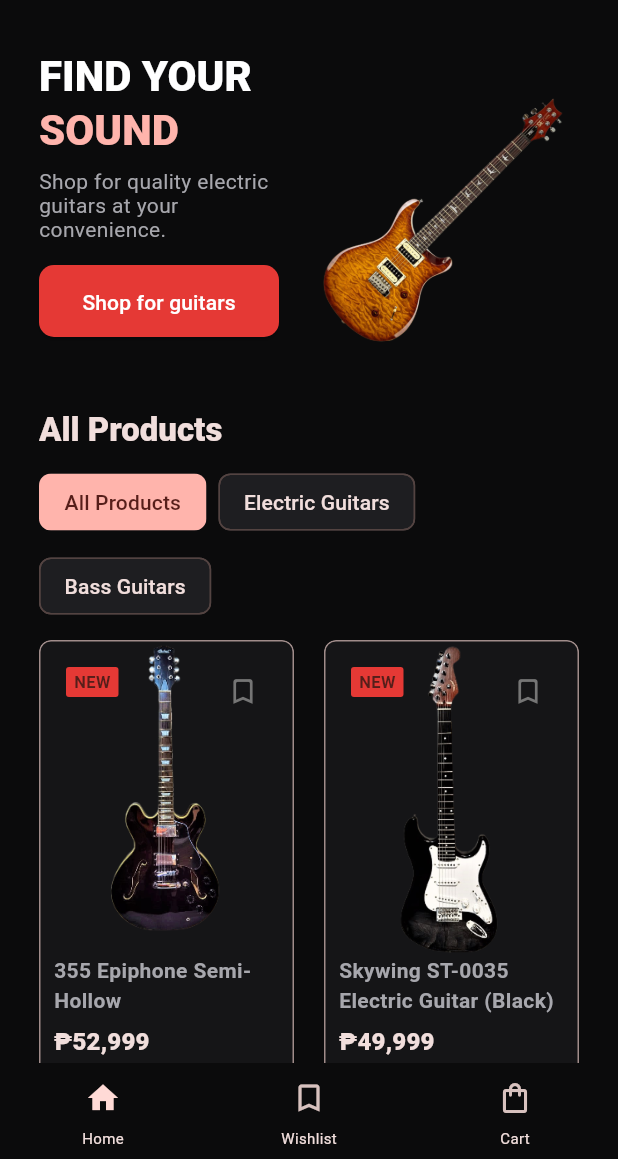
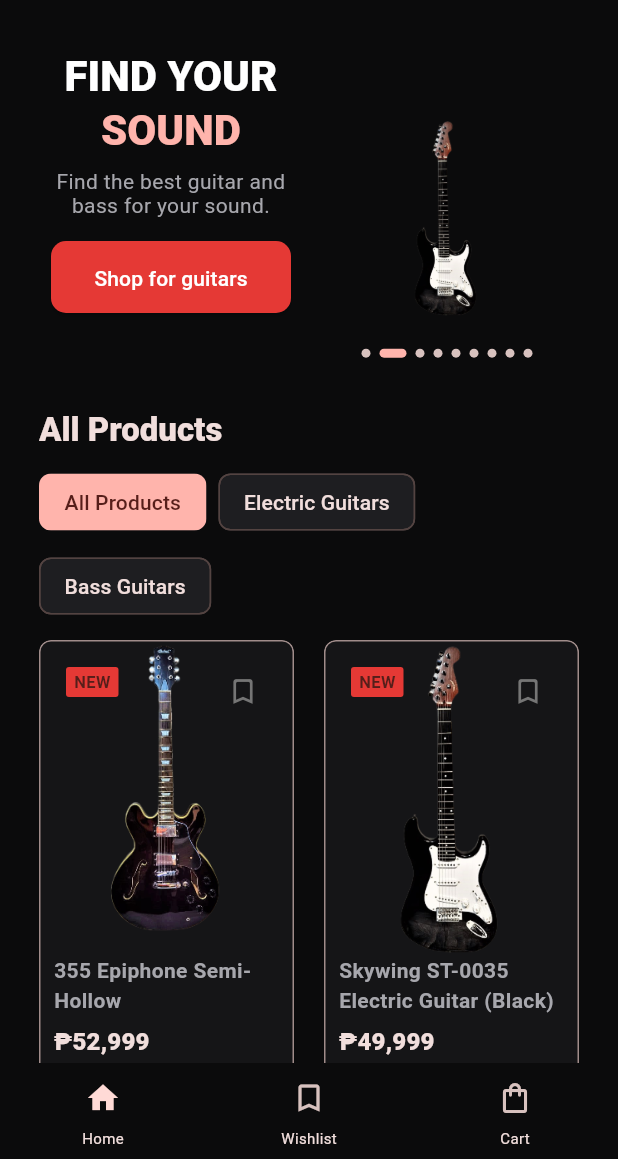
Before and after one commit to yelle15/Aventura-CS-Elective-2, a Flutter app: the screen it shows after launch, on a phone screen of 412 x 824 dp, the part 77-1236 px from its top. Run offline on Flutter 3.47's test engine with Material 3 defaults, Android fonts, the phone set to English and light mode, and no system bars; our stand-ins replace go_router, google_fonts.

Commit message:
Add remaining features

```diff
--- a/lib/data/products.dart
+++ b/lib/data/products.dart
@@ -64,4 +64,34 @@
     rating: 4.7,
     imageScale: 1.6,
   ),
+  Product(
+    id: 'stratocaster-skywing-blue',
+    name: 'Skywing ST-0035 Electric Guitar (Blue)',
+    category: 'Electric Guitars',
+    price: 9995,
+    imagePath: 'assets/images/products/stratocaster_skywingblue.png',
+    description: 'A dynamic double-cutaway electric guitar featuring a striking, high-gloss blue finish, versatile pickup configuration, and a smooth, accessible neck—offering bright, crisp tones and modern style ideal for rock, pop, and blues.',
+    rating: 4.7,
+    imageScale: 1.6,
+  ),
+  Product(
+    id: 'semi-hollow-blue',
+    name: '355 Epiphone Semi-Hollow (Blue)',
+    category: 'Electric Guitars',
+    price: 9995,
+    imagePath: 'assets/images/products/semi_hollow_blue.jpg',
+    description: 'A premium semi-hollowbody electric guitar featuring a striking blue finish (such as Pelham Blue), dual humbucking pickups, elegant multi-ply binding, and classic block inlays—delivering rich, warm resonance, smooth sustain, and upscale vintage style perfect for jazz, blues, and classic rock.',
+    rating: 4.8,
+    imageScale: 1.6,
+  ),
+  Product(
+    id: 'bass-guitar-b2-global',
+    name: 'Bass Guitar – B2 Global',
+    category: 'Bass Guitars',
+    price: 6685,
+    imagePath: 'assets/images/products/bass_globalb2.png',
+    description: 'A premium semi-hollowbody electric guitar featuring a striking blue finish (such as Pelham Blue), dual humbucking pickups, elegant multi-ply binding, and classic block inlays—delivering rich, warm resonance, smooth sustain, and upscale vintage style perfect for jazz, blues, and classic rock.',
+    rating: 4.8,
+    imageScale: 1.6,
+  ),
 ];
--- a/lib/screens/wishlist_screen.dart
+++ b/lib/screens/wishlist_screen.dart
@@ -195,7 +195,7 @@
           ElevatedButton.icon(
             onPressed: () => context.go('/'),
             style: ElevatedButton.styleFrom(
-              backgroundColor: AppTheme.red,
+              backgroundColor: colors.primary,
               foregroundColor: colors.onPrimary,
               padding: const EdgeInsets.symmetric(horizontal: 24, vertical: 14),
               shape: RoundedRectangleBorder(
--- a/lib/widgets/home/hero_banner.dart
+++ b/lib/widgets/home/hero_banner.dart
@@ -1,11 +1,51 @@
+import 'dart:async';
+
 import 'package:flutter/material.dart';
 
-import '../common/app_image_placeholder.dart';
+import '../../data/products.dart';
+import '../../models/product.dart';
 
-class HeroBanner extends StatelessWidget {
+class HeroBanner extends StatefulWidget {
   const HeroBanner({super.key, required this.onShopPressed});
 
   final VoidCallback onShopPressed;
+
+  @override
+  State<HeroBanner> createState() => _HeroBannerState();
+}
+
+class _HeroBannerState extends State<HeroBanner> {
+  late final PageController _pageController;
+  Timer? _carouselTimer;
+  int _currentProduct = 0;
+
+  List<Product> get _carouselProducts => products;
+
+  @override
+  void initState() {
+    super.initState();
+    _pageController = PageController();
+    _carouselTimer = Timer.periodic(const Duration(seconds: 4), (_) {
+      if (!mounted) return;
+      _showProduct((_currentProduct + 1) % _carouselProducts.length);
+    });
+  }
+
+  @override
+  void dispose() {
+    _carouselTimer?.cancel();
+    _pageController.dispose();
+    super.dispose();
+  }
+
+  void _showProduct(int index) {
+    if (!_pageController.hasClients) return;
+    _pageController.animateToPage(
+      index,
+      duration: const Duration(milliseconds: 450),
+      curve: Curves.easeOutCubic,
+    );
+  }
 
   @override
   Widget build(BuildContext context) {
@@ -20,16 +60,18 @@
               Expanded(
                 flex: isTabletWidth ? 3 : 1,
                 child: Column(
-                  crossAxisAlignment: CrossAxisAlignment.start,
+                  crossAxisAlignment: CrossAxisAlignment.center,
                   children: [
                     Text(
                       'FIND YOUR',
+                      textAlign: TextAlign.center,
                       style: Theme.of(context).textTheme.headlineMedium?.copyWith(
                         fontWeight: FontWeight.w900,
                       ),
                     ),
                     Text(
                       'SOUND',
+                      textAlign: TextAlign.center,
                       style: Theme.of(context).textTheme.headlineMedium
                           ?.copyWith(
                             color: Theme.of(context).colorScheme.primary,
@@ -38,9 +80,9 @@
                     ),
                     const SizedBox(height: 8),
                     Text(
-                      'Shop for quality electric guitars at your convenience.',
+                      'Find the best guitar and bass for your sound.',
                       style: TextStyle(height: 1.15),
-                      textAlign: TextAlign.left,
+                      textAlign: TextAlign.center,
                       softWrap: true,
                     ),
                     const SizedBox(height: 16),
@@ -48,7 +90,7 @@
                       width: 160,
                       height: 48,
                       child: ElevatedButton(
-                        onPressed: onShopPressed,
+                        onPressed: widget.onShopPressed,
                         child: const Text('Shop for guitars'),
                       ),
                     ),
@@ -58,9 +100,55 @@
               const SizedBox(width: 8),
               Expanded(
                 flex: isTabletWidth ? 2 : 1,
-                child: const AspectRatio(
-                  aspectRatio: .9,
-                  child: HeroImagePlaceholder(),
+                child: Stack(
+                  alignment: Alignment.center,
+                  children: [
+                    AspectRatio(
+                      aspectRatio: .9,
+                      child: PageView.builder(
+                        controller: _pageController,
+                        itemCount: _carouselProducts.length,
+                        onPageChanged: (index) {
+                          setState(() => _currentProduct = index);
+                        },
+                        itemBuilder: (context, index) {
+                          final product = _carouselProducts[index];
+                          return Padding(
+                            padding: const EdgeInsets.all(12),
+                            child: Image.asset(
+                              product.imagePath,
+                              fit: BoxFit.contain,
+                              errorBuilder: (context, error, stackTrace) =>
+                                  const Icon(Icons.music_note_rounded, size: 72),
+                            ),
+                          );
+                        },
+                      ),
+                    ),
+                    Positioned(
+                      bottom: 4,
+                      child: Row(
+                        mainAxisSize: MainAxisSize.min,
+                        children: [
+                          for (var index = 0; index < _carouselProducts.length; index++)
+                            GestureDetector(
+                              onTap: () => _showProduct(index),
+                              child: Container(
+                                width: index == _currentProduct ? 18 : 6,
+                                height: 6,
+                                margin: const EdgeInsets.symmetric(horizontal: 3),
+                                decoration: BoxDecoration(
+                                  color: index == _currentProduct
+                                      ? Theme.of(context).colorScheme.primary
+                                      : Theme.of(context).colorScheme.onSurfaceVariant,
+                                  borderRadius: BorderRadius.circular(4),
+                                ),
+                              ),
+                            ),
+                        ],
+                      ),
+                    ),
+                  ],
                 ),
               ),
             ],
```
Also changed, not shown: assets/images/products/bass_globalb2.png (added), assets/images/products/semi_hollow_blue.jpg (added), assets/images/products/stratocaster_skywingblue.png (added).
